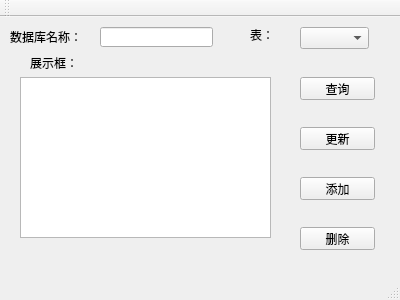
The window that qt_DataBases/DataBases/databases.ui (llpig/windowsCode) describes before a commit, drawn with Qt 5.
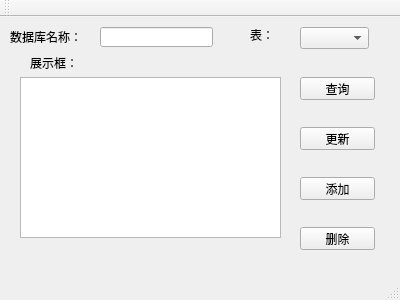
The same window after the commit.

The edit to the form file:
```diff
--- a/qt_DataBases/DataBases/databases.ui
+++ b/qt_DataBases/DataBases/databases.ui
@@ -71,7 +71,7 @@
      <rect>
       <x>20</x>
       <y>60</y>
-      <width>251</width>
+      <width>261</width>
       <height>161</height>
      </rect>
     </property>
```
